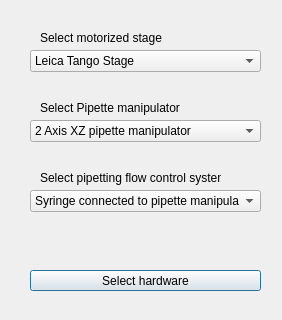
This is hardwareselector.ui in grexai/SpheroidPicker-2 as Qt 5 draws it before an edit; both pictures show x 0 to 282 and y 160 to 480 of the 282 by 480 pixel window. The edited form follows.
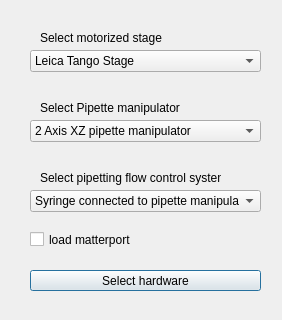
This is the edited form.

Commit message: rename kerasmrcnn-> matterport finally keras works

Patch:
```diff
--- a/hardwareselector.ui
+++ b/hardwareselector.ui
@@ -161,6 +161,19 @@
     <string>Select pipetting flow control system</string>
    </property>
   </widget>
+  <widget class="QCheckBox" name="checkBox">
+   <property name="geometry">
+    <rect>
+     <x>30</x>
+     <y>390</y>
+     <width>111</width>
+     <height>19</height>
+    </rect>
+   </property>
+   <property name="text">
+    <string>load matterport</string>
+   </property>
+  </widget>
  </widget>
  <resources/>
  <connections/>
```
The commit also changes 7 other files.
